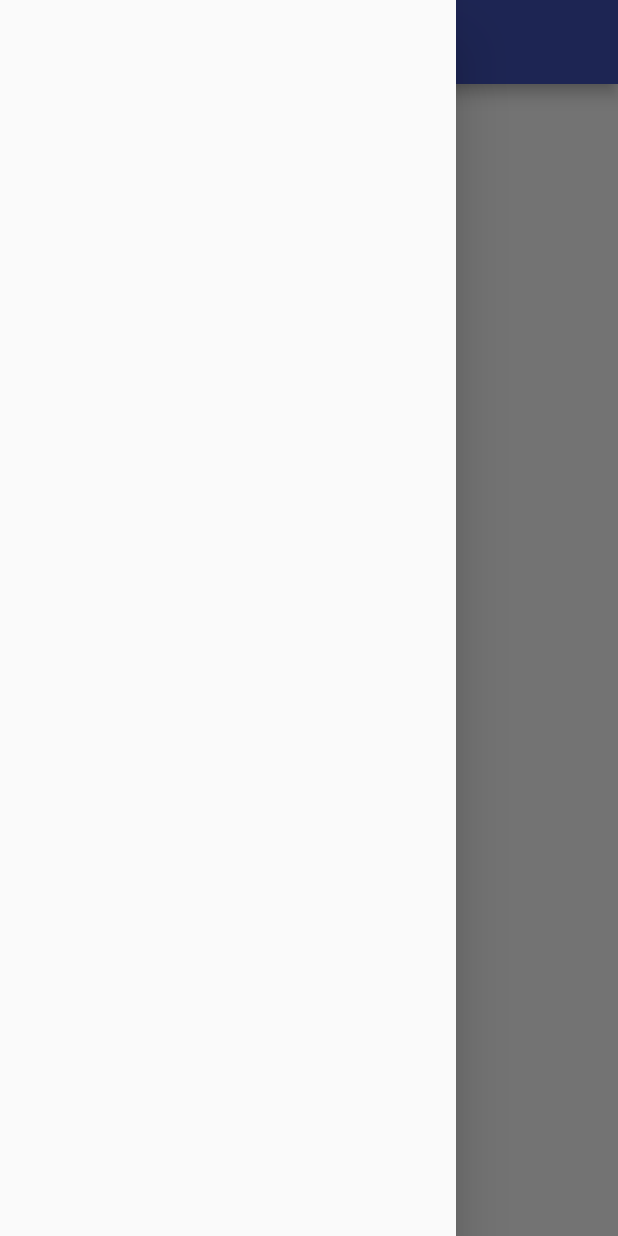
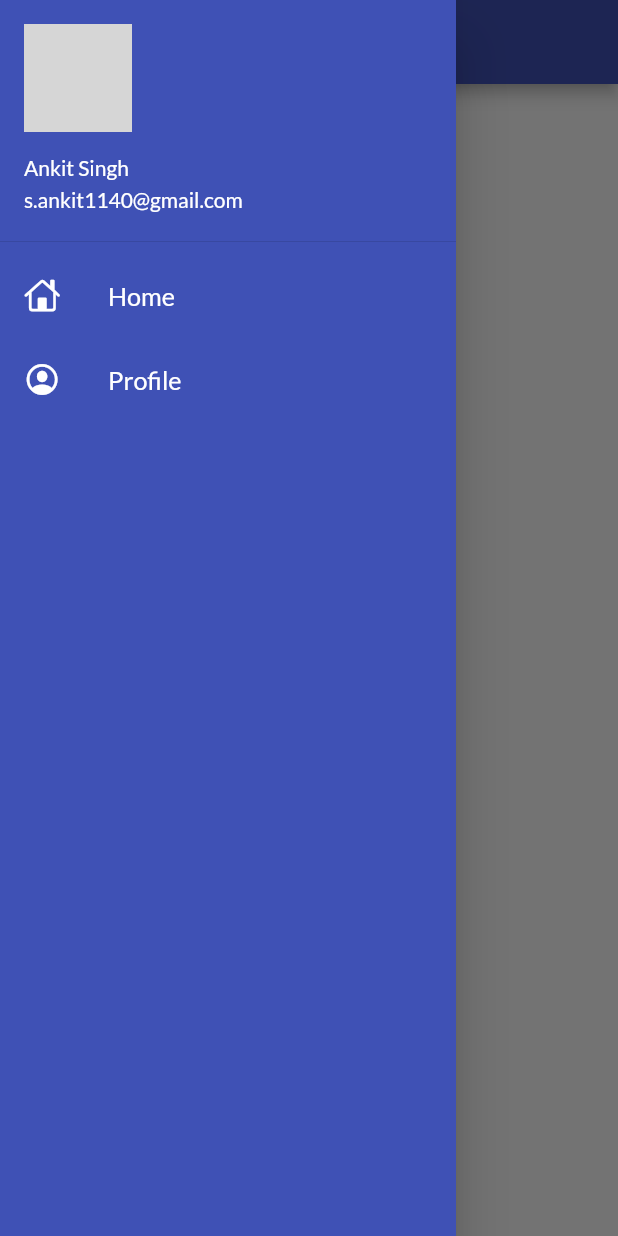
Before and after one commit to nitrotechie/flutter_catalog, a Flutter app: the Home screen opened by its route, with the side drawer open, on a phone screen of 412 x 824 dp. Run offline on Flutter 3.47's test engine with Material 2 defaults, Android fonts, the phone set to English and light mode, and no system bars; our stand-ins replace google_fonts; network calls fail; grey boxes are pictures that could not be loaded.

Commit message:
Day 8 Completed

```diff
--- a/lib/main.dart
+++ b/lib/main.dart
@@ -24,6 +24,7 @@ class _MyAppState extends State<MyApp> {
         fontFamily: GoogleFonts.lato().fontFamily,
       ),
       darkTheme: ThemeData(brightness: Brightness.dark),
+      initialRoute: MyRoutes.homeRoute,
       routes: {
         "/": (context) => LoginPage(),
         MyRoutes.homeRoute: (context) => Home(),
--- a/lib/pages/home_page.dart
+++ b/lib/pages/home_page.dart
@@ -1,4 +1,5 @@
 import 'package:flutter/material.dart';
+import 'package:flutter_catalog/widget/drawer.dart';
 
 class Home extends StatelessWidget {
   @override
@@ -15,7 +16,7 @@ class Home extends StatelessWidget {
           child: Text('Welcome $days $name'),
         ),
       ),
-      drawer: Drawer(),
+      drawer: MyDrawer(),
     );
   }
 }
--- /dev/null
+++ b/lib/widget/drawer.dart
@@ -0,0 +1,68 @@
+import 'package:flutter/cupertino.dart';
+import 'package:flutter/material.dart';
+
+class MyDrawer extends StatefulWidget {
+  @override
+  _MyDrawerState createState() => _MyDrawerState();
+}
+
+class _MyDrawerState extends State<MyDrawer> {
+  @override
+  Widget build(BuildContext context) {
+    final imageurl =
+        "https://nitrotechie.live/wp-content/uploads/2020/09/Ankit-Singh-.png";
+    return Drawer(
+      child: Container(
+        color: Colors.indigo,
+        child: ListView(
+          padding: EdgeInsets.zero,
+          children: [
+            DrawerHeader(
+              padding: EdgeInsets.zero,
+              child: UserAccountsDrawerHeader(
+                margin: EdgeInsets.zero,
+                accountName: Text("Ankit Singh"),
+                accountEmail: Text("s.ankit1140@gmail.com"),
+                currentAccountPicture: CircleAvatar(
+                  backgroundImage: NetworkImage(imageurl),
+                ),
+              ),
+            ),
+            ListTile(
+              leading: Icon(
+                CupertinoIcons.home,
+                color: Colors.white,
+              ),
+              title: Text(
+                "Home",
+                textScaleFactor: 1.2,
+                style: TextStyle(
+                  color: Colors.white,
+                ),
+              ),
+              onTap: () {
+                print("Home Button is Pressed.");
+              },
+            ),
+            ListTile(
+              leading: Icon(
+                CupertinoIcons.profile_circled,
+                color: Colors.white,
+              ),
+              title: Text(
+                "Profile",
+                textScaleFactor: 1.2,
+                style: TextStyle(
+                  color: Colors.white,
+                ),
+              ),
+              onTap: () {
+                print("Profile Button is Pressed.");
+              },
+            ),
+          ],
+        ),
+      ),
+    );
+  }
+}
```
